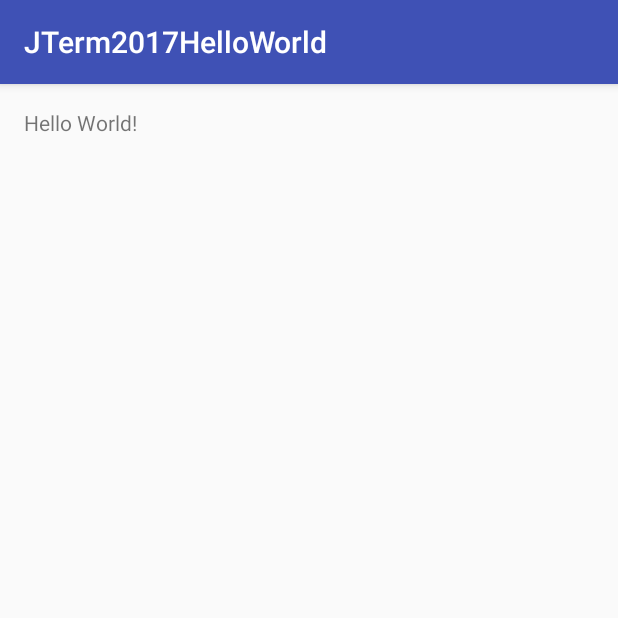
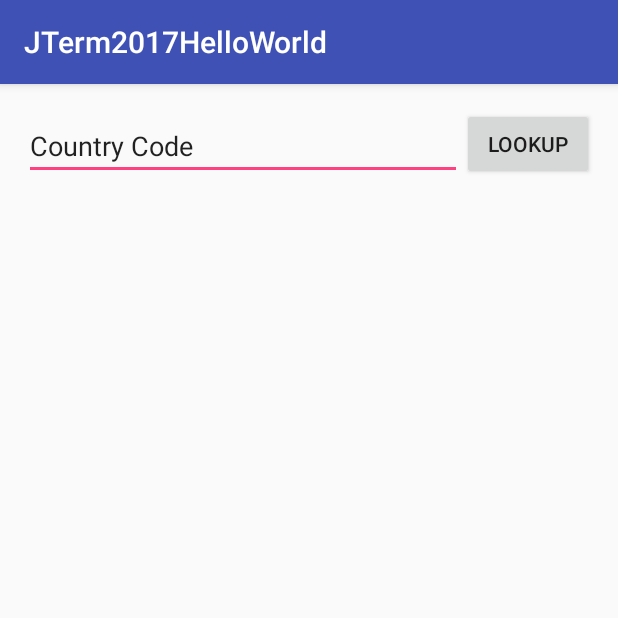
Before and after one commit to ho23a/jterm2017-hello, an Android app: the screen it shows after launch (MainActivity), on a phone screen of 412 x 824 dp, the top half of it. Run offline under Robolectric (Android 15) with nearby library versions, the phone set to English and light mode, and no system bars.

Commit message:
Country Lookup App
Look up 3 countries!

```diff
--- a/JTerm2017HelloWorld/app/src/main/java/com/ho23a/jterm2017helloworld/MainActivity.java
+++ b/JTerm2017HelloWorld/app/src/main/java/com/ho23a/jterm2017helloworld/MainActivity.java
@@ -2,12 +2,48 @@ package com.ho23a.jterm2017helloworld;
 
 import android.support.v7.app.AppCompatActivity;
 import android.os.Bundle;
+import android.view.View;
+import android.widget.Button;
+import android.widget.EditText;
+import android.widget.TextView;
+
+import java.util.HashMap;
+import java.util.Map;
 
 public class MainActivity extends AppCompatActivity {
+
+    private static Map<String, String> countryCodes = new HashMap<>();
+
+    static {
+        countryCodes.put("GBR", "United Kingdom");
+        countryCodes.put("IDN", "Indonesia");
+        countryCodes.put("IND", "India");
+    }
 
     @Override
     protected void onCreate(Bundle savedInstanceState) {
         super.onCreate(savedInstanceState);
         setContentView(R.layout.activity_main);
+
+        ((Button)findViewById(R.id.lookupButton)).setOnClickListener(new View.OnClickListener() {
+            @Override
+            public void onClick(View v) {
+                lookup();
+            }
+        });
+    }
+
+    public void lookup() {
+        // R.id.editText is the reference to the id editText
+        String code = ((EditText)findViewById(R.id.editText)).getText().toString().toUpperCase();
+        String country;
+
+        if (countryCodes.containsKey(code)) {
+            country = countryCodes.get(code);
+        } else {
+            country = code;
+        }
+
+        ((TextView)findViewById(R.id.countryCode)).setText(country);
     }
 }
--- a/JTerm2017HelloWorld/app/src/main/res/layout/activity_main.xml
+++ b/JTerm2017HelloWorld/app/src/main/res/layout/activity_main.xml
@@ -10,8 +10,35 @@
     android:paddingTop="@dimen/activity_vertical_margin"
     tools:context="com.ho23a.jterm2017helloworld.MainActivity">
 
+    <Button
+        android:text="Lookup"
+        android:layout_width="wrap_content"
+        android:layout_height="wrap_content"
+        android:layout_alignParentTop="true"
+        android:layout_alignParentRight="true"
+        android:layout_alignParentEnd="true"
+        android:id="@+id/lookupButton" />
+
     <TextView
         android:layout_width="wrap_content"
         android:layout_height="wrap_content"
-        android:text="Hello World!" />
+        android:id="@+id/countryCode"
+        android:layout_alignParentLeft="true"
+        android:layout_alignParentStart="true"
+        android:layout_below="@+id/lookupButton"
+        android:layout_alignParentRight="true"
+        android:layout_alignParentEnd="true" />
+
+    <EditText
+        android:layout_width="wrap_content"
+        android:layout_height="wrap_content"
+        android:inputType="textPersonName"
+        android:text="Country Code"
+        android:ems="10"
+        android:id="@+id/editText"
+        tools:text="countryCode"
+        android:layout_above="@+id/countryCode"
+        android:layout_toLeftOf="@+id/lookupButton"
+        android:layout_alignParentLeft="true"
+        android:layout_alignParentStart="true" />
 </RelativeLayout>
```
